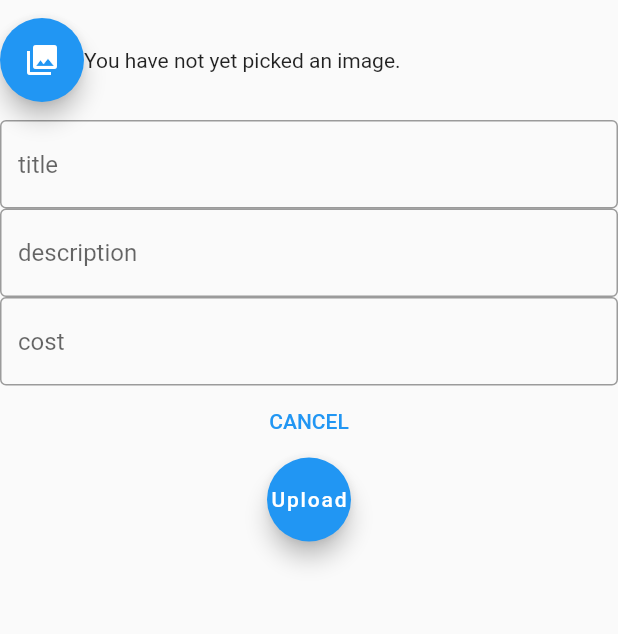
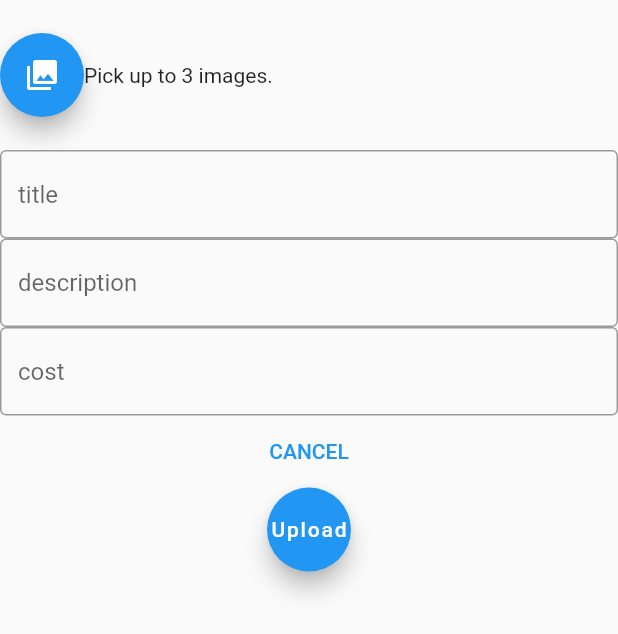
Before and after one commit to eucalvo/freegapp, a Flutter app: the AddFoodCustomForm screen opened directly, after a tap on "Upload", on a phone screen of 412 x 824 dp. Shown: the top 634 px of the screen. Run offline on Flutter 3.47's test engine with Material 2 defaults, Android fonts, the phone set to English and light mode, and no system bars; our stand-ins replace cloud_firestore, firebase_auth, firebase_core, google_maps_flutter, image_picker, sqflite; missing offline and left inert: flutter_config; accounts and stored records are empty.

Commit message:
picking images working

```diff
--- a/lib/AddFoodCustomForm.dart
+++ b/lib/AddFoodCustomForm.dart
@@ -49,7 +49,7 @@ class _AddFoodCustomFormState extends State<AddFoodCustomForm> {
       Column(children: [
         SafeArea(
             child: Container(
-                height: 80,
+                height: 100,
                 width: screenWidth,
                 child: Row(children: [
                   FloatingActionButton(
@@ -138,7 +138,7 @@ class _AddFoodCustomFormState extends State<AddFoodCustomForm> {
       );
     } else {
       return const Text(
-        'You have not yet picked an image.',
+        'Pick up to 3 images.',
         textAlign: TextAlign.center,
       );
     }
@@ -180,15 +180,15 @@ class _AddFoodCustomFormState extends State<AddFoodCustomForm> {
       String title, String description, String cost, List<String> image) async {
     var id = uuid.v4();
     var appState = ApplicationStateFirebase();
-    await appState.addDocumentToFood(id, title, description, double.parse(cost),
-        image[0], image[1], image[2]);
+    await appState.addDocumentToFood(
+        id, title, description, double.parse(cost), images);
   }
 
-  Future<List<String>> readImagesToBase64(List<XFile>? imageFiles) async {
+  Future<List<dynamic>> readImagesToBase64(List<XFile>? imageFiles) async {
     var imageToBytes = List<Uint8List>.filled(3, Uint8List(0), growable: false);
-    var temp = List<String>.filled(3, '', growable: false);
-    for (var i = 0; i < imageToBytes.length; i++) {
-      imageToBytes[i] = await imageFiles![i].readAsBytes();
+    var temp = List.filled(imageFiles!.length, null.toString(), growable: true);
+    for (var i = 0; i < imageFiles.length; i++) {
+      imageToBytes[i] = await imageFiles[i].readAsBytes();
       temp[i] = base64Encode(imageToBytes[i]);
     }
     return temp;
--- a/lib/src/ApplicationStateFirebase.dart
+++ b/lib/src/ApplicationStateFirebase.dart
@@ -91,24 +91,23 @@ class ApplicationStateFirebase extends ChangeNotifier {
 
   // Add from here
   Future<DocumentReference> addDocumentToFood(
-      String id,
-      String title,
-      String description,
-      double cost,
-      String image1,
-      String? image2,
-      String? image3) {
+    String id,
+    String title,
+    String description,
+    double cost,
+    List<String> images,
+  ) {
     return FirebaseFirestore.instance.collection('food').add({
       'id': id,
       'title': title,
       'description': description,
       'cost': cost,
-      'image1': image1,
-      'image2': image2,
-      'image3': image3,
+      'image1': images[0],
+      'image2': images.length <= 1 ? null : images[1],
+      'image3': images.length <= 2 ? null : images[2],
       'name': FirebaseAuth.instance.currentUser!.displayName,
       'userId': FirebaseAuth.instance.currentUser!.uid,
-      //'timestamp': DateTime.now().millisecondsSinceEpoch,
+      'timestamp': DateTime.now().millisecondsSinceEpoch,
     });
   }
   // To here
```
